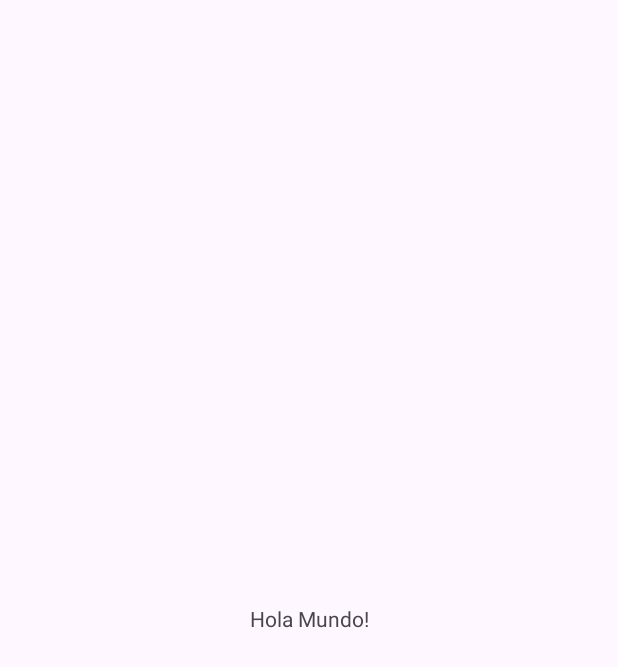
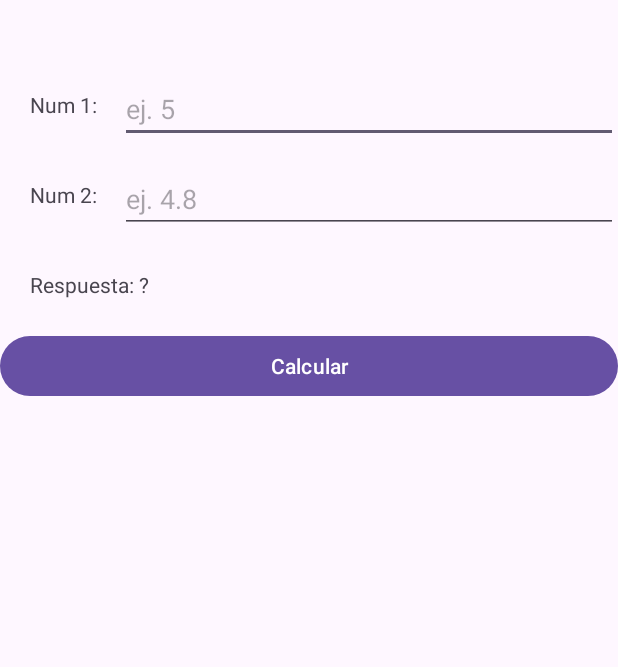
Before and after one commit to K3r1n24/PrograII-Semi-2025, an Android app: the screen it shows after launch (MainActivity), on a phone screen of 412 x 824 dp. Before the commit the part shown is almost empty. Shown: the top 667 px of the screen. Run offline under Robolectric (Android 15) with nearby library versions, the phone set to English and light mode, and no system bars.

Commit message:
Creacion de la calculadora de suma

```diff
--- a/app/src/main/java/com/ugb/myfirstapplication/MainActivity.java
+++ b/app/src/main/java/com/ugb/myfirstapplication/MainActivity.java
@@ -1,6 +1,9 @@
 package com.ugb.myfirstapplication;
 
 import android.os.Bundle;
+import android.view.View;
+import android.widget.Button;
+import android.widget.TextView;
 
 import androidx.activity.EdgeToEdge;
 import androidx.appcompat.app.AppCompatActivity;
@@ -9,10 +12,28 @@ import androidx.core.view.ViewCompat;
 import androidx.core.view.WindowInsetsCompat;
 
 public class MainActivity extends AppCompatActivity {
-
+    Button btn;
+    TextView tempVal;
     @Override
     protected void onCreate(Bundle savedInstanceState) {
         super.onCreate(savedInstanceState);
         setContentView(R.layout.activity_main);
+
+        btn = findViewById(R.id.btnCalcular);
+        btn.setOnClickListener(new View.OnClickListener() {
+            @Override
+            public void onClick(View v) {
+                tempVal = findViewById(R.id.txtNum1);
+                double num1 = Double.parseDouble(tempVal.getText().toString());
+
+                tempVal = findViewById(R.id.txtNum2);
+                double num2 = Double.parseDouble(tempVal.getText().toString());
+
+                double respuesta = num1 + num2;
+
+                tempVal = findViewById(R.id.lblRespuesta);
+                tempVal.setText("Respuesta: "+ respuesta);
+            }
+        });
     }
 }
--- a/app/src/main/res/layout/activity_main.xml
+++ b/app/src/main/res/layout/activity_main.xml
@@ -1,5 +1,5 @@
 <?xml version="1.0" encoding="utf-8"?>
-<androidx.constraintlayout.widget.ConstraintLayout xmlns:android="http://schemas.android.com/apk/res/android"
+<RelativeLayout xmlns:android="http://schemas.android.com/apk/res/android"
     xmlns:app="http://schemas.android.com/apk/res-auto"
     xmlns:tools="http://schemas.android.com/tools"
     android:id="@+id/main"
@@ -8,12 +8,49 @@
     tools:context=".MainActivity">
 
     <TextView
+        android:id="@+id/lblNum1"
+        android:text="Num 1:"
+        android:layout_marginTop="60dp"
+        android:layout_marginLeft="20dp"
         android:layout_width="wrap_content"
-        android:layout_height="wrap_content"
-        android:text="Hola Mundo!"
-        app:layout_constraintBottom_toBottomOf="parent"
-        app:layout_constraintEnd_toEndOf="parent"
-        app:layout_constraintStart_toStartOf="parent"
-        app:layout_constraintTop_toTopOf="parent" />
+        android:layout_height="wrap_content"/>
 
-</androidx.constraintlayout.widget.ConstraintLayout>
+    <EditText
+        android:id="@+id/txtNum1"
+        android:hint="ej. 5"
+        android:layout_marginTop="50dp"
+        android:layout_marginLeft="80dp"
+        android:layout_width="match_parent"
+        android:layout_height="wrap_content"/>
+
+    <TextView
+        android:id="@+id/lblNum2"
+        android:text="Num 2:"
+        android:layout_marginTop="120dp"
+        android:layout_marginLeft="20dp"
+        android:layout_width="wrap_content"
+        android:layout_height="wrap_content"/>
+
+    <EditText
+        android:id="@+id/txtNum2"
+        android:hint="ej. 4.8"
+        android:layout_marginTop="110dp"
+        android:layout_marginLeft="80dp"
+        android:layout_width="match_parent"
+        android:layout_height="wrap_content"/>
+
+    <TextView
+        android:id="@+id/lblRespuesta"
+        android:layout_marginTop="180dp"
+        android:layout_marginLeft="20dp"
+        android:text="Respuesta: ?"
+        android:layout_width="wrap_content"
+        android:layout_height="wrap_content"/>
+
+    <Button
+        android:id="@+id/btnCalcular"
+        android:layout_marginTop="220dp"
+        android:text="Calcular"
+        android:layout_width="match_parent"
+        android:layout_height="wrap_content"/>
+</RelativeLayout>
```
